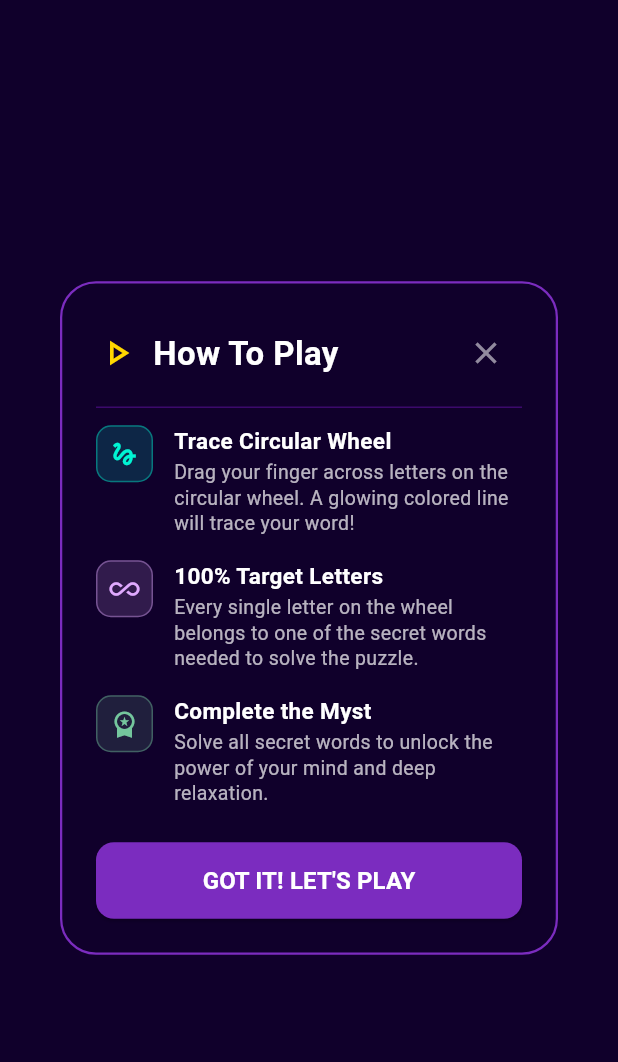
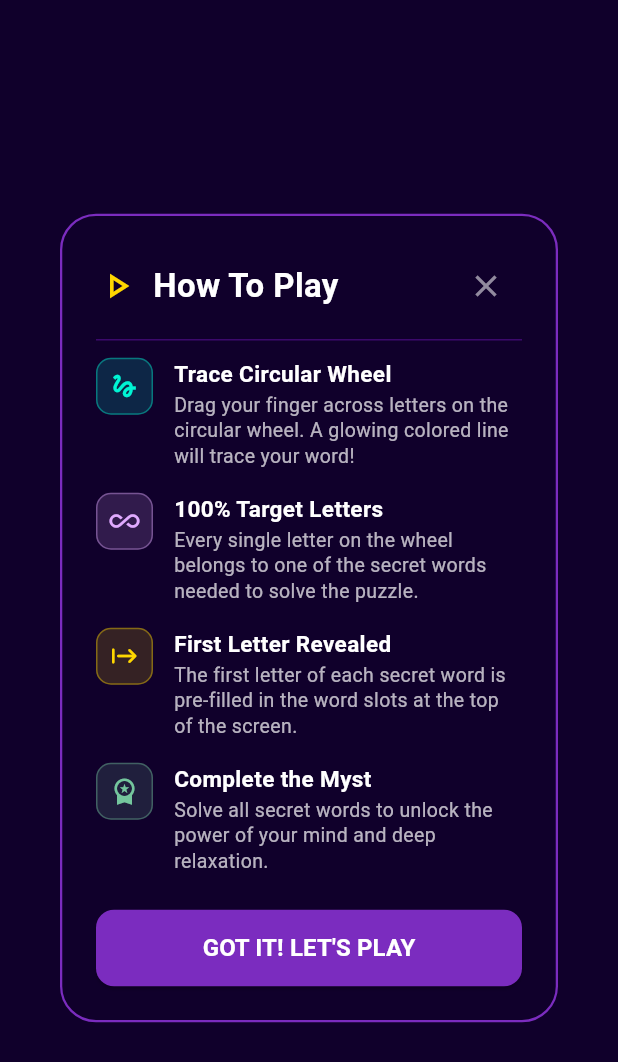
Before and after one commit to drayze/letter_in_the_myst, a Flutter app: the HowToPlayDialog widget shown alone on an empty page, opened directly, on a phone screen of 412 x 824 dp. Shown: the top 1062 px of the screen. Run offline on Flutter 3.47's test engine with Material 3 defaults, Android fonts, the phone set to English and light mode, and no system bars; our stand-ins replace shared_preferences; accounts and stored records are empty.

Commit message:
Reveal the first letter of secret words in word slots
* Update `WordSlotWidget` to display the character at index 0 for unsolved words, using a 14px font size for revealed letters and 11px for hidden placeholders (`•`).
* Add a "First Letter Revealed" rule item to `HowToPlayDialog` explaining the pre-filled letter behavior.

```diff
--- a/lib/widgets/how_to_play_dialog.dart
+++ b/lib/widgets/how_to_play_dialog.dart
@@ -51,6 +51,14 @@ class HowToPlayDialog extends StatelessWidget {
               title: '100% Target Letters',
               description:
                   'Every single letter on the wheel belongs to one of the secret words needed to solve the puzzle.',
+            ),
+            const SizedBox(height: 16),
+            _buildRuleItem(
+              icon: Icons.start_rounded,
+              color: AppColors.goldAccent,
+              title: 'First Letter Revealed',
+              description:
+                  'The first letter of each secret word is pre-filled in the word slots at the top of the screen.',
             ),
             const SizedBox(height: 16),
             _buildRuleItem(
```
Also changed, not shown: lib/widgets/word_slot_widget.dart (+12 -1 lines).
